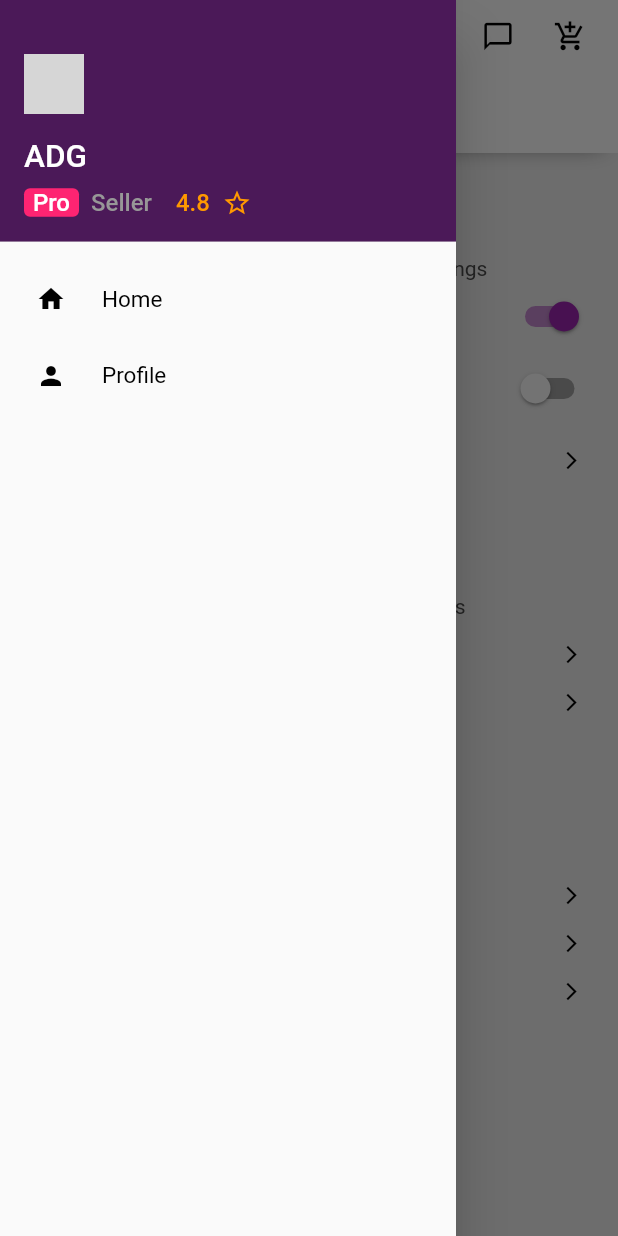
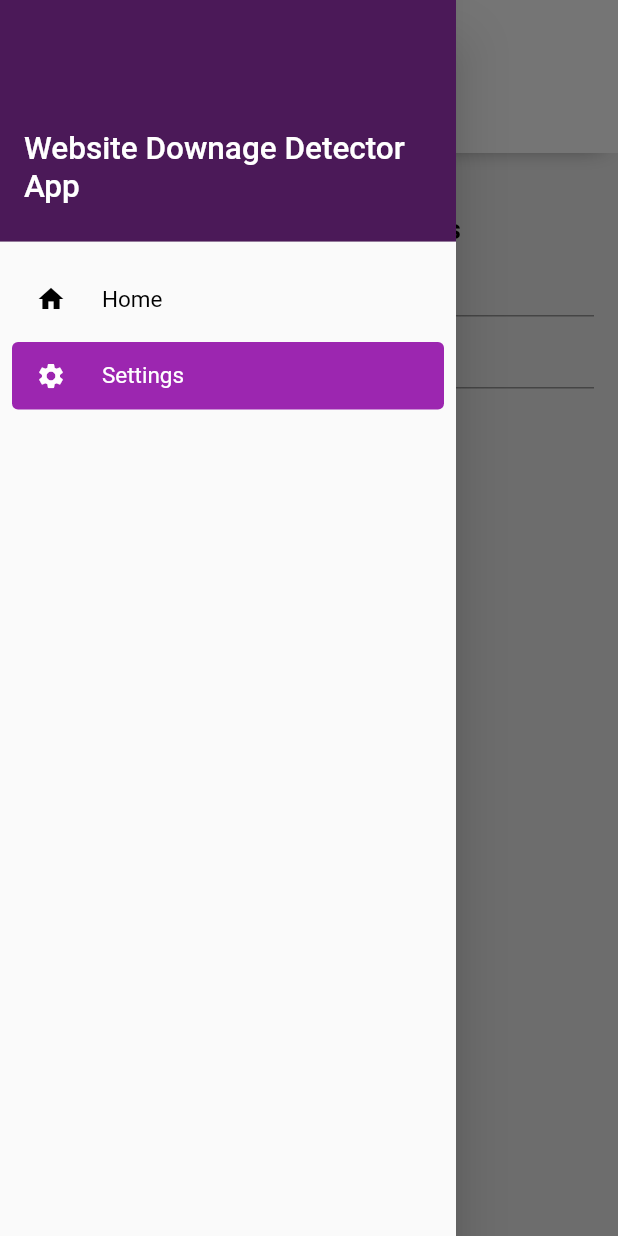
Before and after one commit to adgsenpai/WebsiteDownageDetectorApp, a Flutter app: the Settings screen opened by its route, after a tap on the "menu" icon, on a phone screen of 412 x 824 dp. Run offline on Flutter 3.47's test engine with Material 2 defaults, Android fonts, the phone set to English and light mode, and no system bars; our stand-ins replace carousel_slider, font_awesome_flutter, scrollable_positioned_list, sqflite; accounts and stored records are empty; grey boxes are pictures that could not be loaded.

Commit message:
Stable Build but getting an issue with ... Future

```diff
--- /dev/null
+++ b/lib/database/db.dart
@@ -0,0 +1,146 @@
+import 'dart:async';
+import 'package:flutter/widgets.dart';
+import 'package:path/path.dart';
+import 'package:sqflite/sqflite.dart';
+import 'package:material_kit_flutter/networking/network.dart';
+
+class DBServices {
+  final database = openDatabase(
+    // Set the path to the database. Note: Using the `join` function from the
+    // `path` package is best practice to ensure the path is correctly
+    // constructed for each platform.
+    join('lib', 'database', 'db.db'),
+    // When the database is first created, create a table to store dogs.
+    onCreate: (db, version) {
+      // Run the CREATE TABLE statement on the database.
+      return db.execute(
+        "CREATE TABLE websites(id INTEGER PRIMARY KEY, name TEXT, url TEXT)",
+      );
+    },
+    // Set the version. This executes the onCreate function and provides a
+    // path to perform database upgrades and downgrades.
+    version: 1,
+  );
+  Future insertWebsite(Website website) async {
+    // Get a reference to the database.
+    final Database db = await database;
+    // Insert the Website into the correct table. You might also specify the
+    // `conflictAlgorithm` to use in case the same website is inserted twice.
+    //
+    // In this case, replace any previous data.
+    await db.insert(
+      'websites',
+      website.toMap(),
+      conflictAlgorithm: ConflictAlgorithm.replace,
+    );
+  }
+
+  Future updateWebsite(Website website) async {
+    // Get a reference to the database.
+    final db = await database;
+    // Update the given Website.
+    await db.update(
+      'websites',
+      website.toMap(),
+      // Ensure that the Website has a matching id.
+      where: "id = ?",
+      // Pass the Website's id as a whereArg to prevent SQL injection.
+      whereArgs: [website.id],
+    );
+  }
+
+  Future deleteWebsite(int id) async {
+    // Get a reference to the database.
+    final db = await database;
+    // Remove the Website from the database.
+    await db.delete(
+      'websites',
+      // Use a `where` clause to delete a specific website.
+      where: "id = ?",
+      // Pass the Website's id as a whereArg to prevent SQL injection.
+      whereArgs: [id],
+    );
+  }
+
+  //print  all websites
+  void printWebsites() async {
+    final db = await database;
+    final List<Map<String, dynamic>> maps = await db.query('websites');
+    print(maps);
+  }
+
+  //View all websites
+  Future<List<Website>> websites() async {
+    // Get a reference to the database.
+    final Database db = await database;
+    // Query the table for all The Websites.
+    final List<Map<String, dynamic>> maps = await db.query('websites');
+    // Convert the List<Map<String, dynamic> into a List<Website>.
+
+    //using the Website class toMap() method get also status and screenshot
+    return List.generate(maps.length, (i) {
+      return Website(
+        id: maps[i]['id'],
+        name: maps[i]['name'],
+        url: maps[i]['url'],
+      );
+    });
+  }
+
+  Future<Map<String, dynamic>> getAllWebsites() async {
+    final Database db = await database;
+    final List<Map<String, dynamic>> maps = await db.query('websites');
+    //using the Website class toMap() method get also status and screenshot
+    return List.generate(maps.length, (i) {
+      return Website(
+              id: maps[i]['id'], name: maps[i]['name'], url: maps[i]['url'])
+          .toMap()
+          .cast<String, dynamic>();
+    }).first;
+  }
+
+  //get max id
+  Future<int> getMaxId() async {
+    final Database db = await database;
+    final List<Map<String, dynamic>> maps = await db.query('websites');
+    return maps.length;
+  }
+}
+
+class Website {
+  int id;
+  String name;
+  String url;
+
+  Website({this.id, this.name, this.url});
+
+  Future<String> getValidUrl(url) async {
+    final websiteChecking = WebsiteChecking();
+    final URI = Uri.parse(url);
+    final response = await websiteChecking.isValidLink(URI);
+    return response;
+  }
+
+  Future<String> getScreenShot(url) async {
+    final websiteChecking = WebsiteChecking();
+    final screenshot = await websiteChecking.getScreenShot(url);
+    return screenshot;
+  }
+
+  Map<String, dynamic> toMap() {
+    return {
+      'id': id,
+      'name': name,
+      'url': url,
+      'status': getValidUrl(url),
+      'screenshot': getScreenShot(url)
+    };
+  }
+
+  // Implement toString to make it easier to see information about
+  // each website when using the print statement.
+  @override
+  String toString() {
+    return 'Website{id: $id, name: $name, url: $url}';
+  }
+}
--- a/lib/main.dart
+++ b/lib/main.dart
@@ -2,10 +2,7 @@ import 'package:flutter/material.dart';
 
 // screens
 import 'package:material_kit_flutter/screens/home.dart';
-import 'package:material_kit_flutter/screens/profile.dart';
 import 'package:material_kit_flutter/screens/settings.dart';
-import 'package:material_kit_flutter/screens/components.dart';
-import 'package:material_kit_flutter/screens/onboarding.dart';
 
 void main() => runApp(ADGSDK());
 
@@ -13,14 +10,11 @@ class ADGSDK extends StatelessWidget {
   @override
   Widget build(BuildContext context) {
     return MaterialApp(
-        title: "Material Kit PRO Flutter",
+        title: "Website Downage Detector",
         debugShowCheckedModeBanner: false,
-        initialRoute: "/onboarding",
+        initialRoute: "/home",
         routes: <String, WidgetBuilder>{
-          "/onboarding": (BuildContext context) => new Onboarding(),
           "/home": (BuildContext context) => new Home(),
-          "/components": (BuildContext context) => new Components(),
-          "/profile": (BuildContext context) => new Profile(),
           "/settings": (BuildContext context) => new Settings(),
         });
   }
--- /dev/null
+++ b/lib/networking/network.dart
@@ -0,0 +1,40 @@
+import 'package:http/http.dart' as http;
+import 'dart:convert';
+import 'dart:async';
+
+class WebsiteChecking {
+  Future<String> getScreenShot(url) async {
+    String requestURL =
+        "https://shot.screenshotapi.net/screenshot?token=PBR2KPW-NMK42W1-MY1YPCR-J1YW1R4&url=" +
+            Uri.encodeComponent(url) +
+            "&fresh=true&output=json&file_type=png&wait_for_event=load";
+    var response = await http.get(Uri.parse(requestURL));
+    var json = jsonDecode(response.body);
+    try {
+      return Uri.parse(json["screenshot"]).toString();
+    } catch (e) {
+      return "https://cdn-icons-png.flaticon.com/128/159/159469.png";
+    }
+  }
+
+  Future<String> isValidLink(Uri url) async {
+    http.Response _response = await http.head(url);
+    if (_response.statusCode == 404) {
+      return "Website is down";
+    } else if (_response.statusCode == 200) {
+      return "Website is up";
+    } else {
+      return "Unknown";
+    }
+  }
+}
+
+void main() async {
+  var websiteChecking = WebsiteChecking();
+  var url = Uri.parse("https://www.google.com");
+  var response = await websiteChecking.isValidLink(url);
+  print(response);
+  var screenshot =
+      await websiteChecking.getScreenShot("https://www.google.com");
+  print(screenshot);
+}
--- a/lib/screens/settings.dart
+++ b/lib/screens/settings.dart
@@ -1,12 +1,12 @@
 import 'package:flutter/material.dart';
 
 import 'package:material_kit_flutter/constants/Theme.dart';
-
+import 'package:material_kit_flutter/widgets/input.dart';
 //widgets
 import 'package:material_kit_flutter/widgets/navbar.dart';
 import 'package:material_kit_flutter/widgets/table-cell.dart';
-
 import 'package:material_kit_flutter/widgets/drawer.dart';
+import 'package:material_kit_flutter/database/db.dart';
 
 class Settings extends StatefulWidget {
   @override
@@ -14,13 +14,36 @@ class Settings extends StatefulWidget {
 }
 
 class _SettingsState extends State<Settings> {
-  bool switchValueOne;
-  bool switchValueTwo;
+  String _websitename = "";
+  String _websiteurl = "";
+  Future<List<Website>> _websiteList;
+  final _textControllerName = TextEditingController();
+  final _textControllerUrl = TextEditingController();
+
+  bool _isURLValid(url) {
+    return Uri.parse(url).isAbsolute;
+  }
+
+  void clearText() {
+    _textControllerName.clear();
+    _textControllerUrl.clear();
+  }
+
+  void fetchWebsites() {
+    setState(() {
+      _websiteList = DBServices().websites();
+    });
+  }
+
+  void readWebsite() {
+    DBServices().printWebsites();
+  }
 
   void initState() {
     setState(() {
-      switchValueOne = true;
-      switchValueTwo = false;
+      _websitename = "";
+      _websiteurl = "";
+      _websiteList = DBServices().websites();
     });
     super.initState();
   }
@@ -43,107 +66,143 @@ class _SettingsState extends State<Settings> {
                 Center(
                   child: Padding(
                     padding: const EdgeInsets.only(top: 8.0),
-                    child: Text("Recommended Settings",
+                    child: Text("Add or Remove Websites",
                         style: TextStyle(
                             color: Colors.black,
                             fontWeight: FontWeight.w600,
                             fontSize: 18)),
                   ),
                 ),
-                Center(
+                Input(
+                  placeholder: "Enter Website Name",
+                  controller: _textControllerName,
+                  onChanged: (String value) {
+                    setState(() {
+                      _websitename = value;
+                    });
+                  },
+                ),
+                Input(
+                  placeholder: "Enter Website URL",
+                  controller: _textControllerUrl,
+                  onChanged: (String value) {
+                    setState(() {
+                      _websiteurl = value;
+                    });
+                  },
+                ),
+                ElevatedButton(
+                  //set color of text
+                  style: ButtonStyle(
+                    foregroundColor:
+                        MaterialStateProperty.all<Color>(Colors.white),
+                    //set color of button
+                    backgroundColor: MaterialStateProperty.all<Color>(
+                        MaterialColors.primary),
+                  ),
+
+                  onPressed: () {
+                    if (!_isURLValid(_websiteurl)) {
+                      ScaffoldMessenger.of(context).showSnackBar(
+                        SnackBar(
+                          content: Text('Invalid URL'),
+                          duration: Duration(seconds: 2),
+                        ),
+                      );
+                    }
+                    if (_websitename != "" && _isURLValid(_websiteurl)) {
+                      // get max id
+                      DBServices().getMaxId().then((value) {
+                        DBServices().insertWebsite(Website(
+                            id: value + 1,
+                            name: _websitename,
+                            url: _websiteurl));
+                        //show dialog
+                        showDialog(
+                            context: context,
+                            builder: (BuildContext context) {
+                              return AlertDialog(
+                                title: Text("Success"),
+                                content: Text("Website Added"),
+                                actions: [
+                                  TextButton(
+                                    child: Text("OK"),
+                                    onPressed: () {
+                                      Navigator.of(context).pop();
+                                    },
+                                  ),
+                                ],
+                              );
+                            });
+                        // refresh list
+                        fetchWebsites();
+                        // clear text
+                        clearText();
+                      });
+                    }
+                  },
                   child: Padding(
-                    padding: const EdgeInsets.only(top: 8.0),
-                    child: Text("These are the most important settings",
-                        style: TextStyle(
-                            color: MaterialColors.caption, fontSize: 14)),
-                  ),
+                      padding: EdgeInsets.only(
+                          left: 16.0, right: 16.0, top: 12, bottom: 12),
+                      child: Text("Add Website",
+                          style: TextStyle(
+                              fontWeight: FontWeight.w600, fontSize: 16.0))),
                 ),
-                Row(
-                  mainAxisAlignment: MainAxisAlignment.spaceBetween,
-                  children: [
-                    Text("Use FaceID to signin",
-                        style: TextStyle(color: Colors.black)),
-                    Switch.adaptive(
-                      value: switchValueOne,
-                      onChanged: (bool newValue) =>
-                          setState(() => switchValueOne = newValue),
-                      activeColor: MaterialColors.primary,
-                    )
-                  ],
+                // show websites and delete button in cards
+                FutureBuilder(
+                  future: _websiteList,
+                  builder: (context, snapshot) {
+                    if (snapshot.hasData) {
+                      return ListView.builder(
+                          shrinkWrap: true,
+                          itemCount: snapshot.data.length,
+                          itemBuilder: (context, index) {
+                            return Card(
+                              child: ListTile(
+                                title: Text(snapshot.data[index].name,
+                                    //set color
+                                    style: TextStyle(color: Colors.black)),
+                                subtitle: Text(snapshot.data[index].url),
+                                trailing: IconButton(
+                                  icon: Icon(Icons.delete),
+                                  onPressed: () {
+                                    //show dialog
+                                    showDialog(
+                                        context: context,
+                                        builder: (BuildContext context) {
+                                          return AlertDialog(
+                                            title: Text("Delete"),
+                                            content: Text(
+                                                "Are you sure you want to delete this website?"),
+                                            actions: [
+                                              TextButton(
+                                                child: Text("Cancel"),
+                                                onPressed: () {
+                                                  Navigator.of(context).pop();
+                                                },
+                                              ),
+                                              TextButton(
+                                                child: Text("Delete"),
+                                                onPressed: () {
+                                                  // delete website
+                                                  DBServices().deleteWebsite(
+                                                      snapshot.data[index].id);
+                                                  Navigator.of(context).pop();
+                                                },
+                                              ),
+                                            ],
+                                          );
+                                        });
+                                  },
+                                ),
+                              ),
+                            );
+                          });
+                    } else {
+                      return Center(child: CircularProgressIndicator());
+                    }
+                  },
                 ),
-                Row(
-                  mainAxisAlignment: MainAxisAlignment.spaceBetween,
-                  children: [
-                    Text("Auto-Lock security",
-                        style: TextStyle(color: Colors.black)),
-                    Switch.adaptive(
-                      value: switchValueTwo,
-                      onChanged: (bool newValue) =>
-                          setState(() => switchValueTwo = newValue),
-                      activeColor: MaterialColors.primary,
-                    )
-                  ],
-                ),
-                TableCellSettings(
-                    title: "Notifications",
-                    onTap: () {
-                      Navigator.pushReplacementNamed(context, '/pro');
-                    }),
-                SizedBox(height: 36.0),
-                Center(
-                  child: Padding(
-                    padding: const EdgeInsets.only(top: 16.0),
-                    child: Text("Payment Settings",
-                        style: TextStyle(
-                            color: Colors.black,
-                            fontWeight: FontWeight.w600,
-                            fontSize: 18)),
-                  ),
-                ),
-                Center(
-                  child: Padding(
-                    padding: const EdgeInsets.only(top: 8.0),
-                    child: Text("These are also important settings",
-                        style: TextStyle(color: MaterialColors.caption)),
-                  ),
-                ),
-                TableCellSettings(title: "Manage Payment Options"),
-                TableCellSettings(title: "Manage Gift Cards"),
-                SizedBox(
-                  height: 36.0,
-                ),
-                Center(
-                  child: Padding(
-                    padding: const EdgeInsets.only(top: 16.0),
-                    child: Text("Privacy Settings",
-                        style: TextStyle(
-                            color: Colors.black,
-                            fontWeight: FontWeight.w600,
-                            fontSize: 18)),
-                  ),
-                ),
-                Center(
-                  child: Padding(
-                    padding: const EdgeInsets.only(top: 8.0),
-                    child: Text("Third most important settings",
-                        style: TextStyle(color: MaterialColors.caption)),
-                  ),
-                ),
-                TableCellSettings(
-                    title: "User Agreement",
-                    onTap: () {
-                      Navigator.pushReplacementNamed(context, '/pro');
-                    }),
-                TableCellSettings(
-                    title: "Privacy",
-                    onTap: () {
-                      Navigator.pushReplacementNamed(context, '/pro');
-                    }),
-                TableCellSettings(
-                    title: "About",
-                    onTap: () {
-                      Navigator.pushReplacementNamed(context, '/pro');
-                    }),
               ],
             ),
           ),
--- a/lib/widgets/card-horizontal.dart
+++ b/lib/widgets/card-horizontal.dart
@@ -6,7 +6,8 @@ class CardHorizontal extends StatelessWidget {
       {this.title = "Placeholder Title",
       this.cta = "",
       this.img = "https://via.placeholder.com/200",
-      this.tap = defaultFunc});
+      this.tap = defaultFunc,
+      url});
 
   final String cta;
   final String img;
--- a/lib/widgets/drawer.dart
+++ b/lib/widgets/drawer.dart
@@ -23,48 +23,17 @@ class MaterialDrawer extends StatelessWidget {
               mainAxisAlignment: MainAxisAlignment.end,
               crossAxisAlignment: CrossAxisAlignment.start,
               children: [
-                CircleAvatar(
-                  backgroundImage: NetworkImage(
-                      "https://images.unsplash.com/photo-1512529920731-e8abaea917a5?fit=crop&w=840&q=80"),
-                ),
                 Padding(
                   padding: const EdgeInsets.only(bottom: 8.0, top: 16.0),
-                  child: Text("ADG",
+                  child: Text("Website Downage Detector App",
                       style: TextStyle(color: Colors.white, fontSize: 21)),
                 ),
                 Padding(
                   padding: const EdgeInsets.only(bottom: 8.0),
                   child: Row(
                     children: [
-                      Padding(
-                        padding: const EdgeInsets.only(right: 8.0),
-                        child: Container(
-                            padding: EdgeInsets.symmetric(horizontal: 6),
-                            decoration: BoxDecoration(
-                                borderRadius: BorderRadius.circular(4),
-                                color: MaterialColors.label),
-                            child: Text("Pro",
-                                style: TextStyle(
-                                    color: Colors.white, fontSize: 16))),
-                      ),
-                      Padding(
-                        padding: const EdgeInsets.only(right: 16.0),
-                        child: Text("Seller",
-                            style: TextStyle(
-                                color: MaterialColors.muted, fontSize: 16)),
-                      ),
                       Row(
-                        children: [
-                          Padding(
-                            padding: const EdgeInsets.only(right: 8.0),
-                            child: Text("4.8",
-                                style: TextStyle(
-                                    color: MaterialColors.warning,
-                                    fontSize: 16)),
-                          ),
-                          Icon(Icons.star_border,
-                              color: MaterialColors.warning, size: 20)
-                        ],
+                        children: [],
                       )
                     ],
                   ),
@@ -85,14 +54,14 @@ class MaterialDrawer extends StatelessWidget {
                 title: "Home",
                 isSelected: currentPage == "Home" ? true : false),
             DrawerTile(
-                icon: Icons.person,
+                icon: Icons.settings,
                 onTap: () {
-                  if (currentPage != "Profile")
-                    Navigator.pushReplacementNamed(context, '/profile');
+                  if (currentPage != "Settings")
+                    Navigator.pushReplacementNamed(context, '/settings');
                 },
                 iconColor: Colors.black,
-                title: "Profile",
-                isSelected: currentPage == "Profile" ? true : false),
+                title: "Settings",
+                isSelected: currentPage == "Settings" ? true : false),
           ],
         ))
       ])),
--- a/lib/widgets/navbar.dart
+++ b/lib/widgets/navbar.dart
@@ -33,7 +33,7 @@ class Navbar extends StatefulWidget implements PreferredSizeWidget {
       this.categoryTwo = "",
       this.tags,
       this.transparent = false,
-      this.rightOptions = true,
+      this.rightOptions = false,
       this.getCurrentPage,
       this.searchController,
       this.isOnSearch = false,
--- a/pubspec.yaml
+++ b/pubspec.yaml
@@ -26,11 +26,14 @@ dependencies:
   scrollable_positioned_list: ^0.1.7
   carousel_slider: ^2.2.1
   font_awesome_flutter: ^8.8.1
+  sqflite:
+  http:
 
 
   # The following adds the Cupertino Icons font to your application.
   # Use with the CupertinoIcons class for iOS style icons.
   cupertino_icons: ^0.1.3
+  parse_server_sdk_flutter: ^3.1.3
 
 dev_dependencies:
   flutter_test:
```
Also changed, not shown: lib/screens/home.dart (+73 -96 lines), pubspec.lock, 1 other file.
